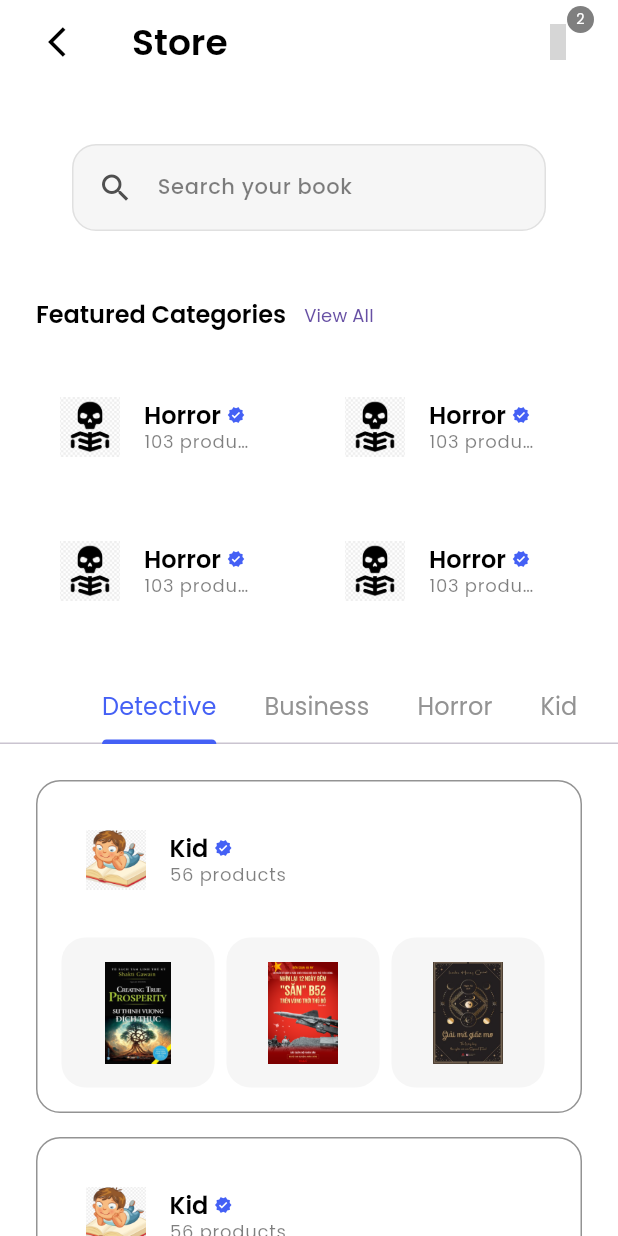
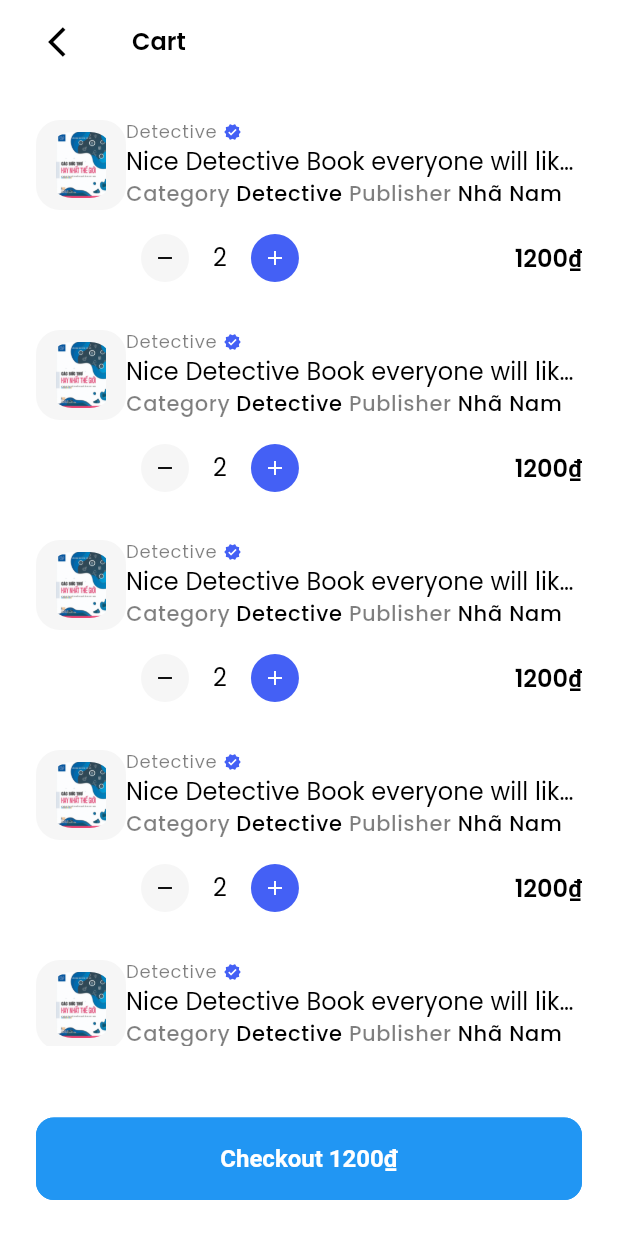
Before and after one commit to DucAnhSad/Project4_NgotBand_QuaDat, a Flutter app: the StoreScreen screen opened directly, after a tap on an icon or button, on a phone screen of 412 x 824 dp. Run offline on Flutter 3.47's test engine with Material 3 defaults, Android fonts, the phone set to English and light mode, and no system bars; our stand-ins replace carousel_slider, flutter_rating_bar, get, get_storage, iconsax_flutter, logger and 1 more; accounts and stored records are empty; grey boxes are pictures that could not be loaded.

Commit message:
add shopping cart screen

```diff
--- /dev/null
+++ b/lib/common/widgets/products/cart/add_remove_button.dart
@@ -0,0 +1,41 @@
+import 'package:flutter/material.dart';
+
+import '../../../../utils/constants/colors.dart';
+import '../../../../utils/constants/sizes.dart';
+import '../../../../utils/helpers/helper_functions.dart';
+import '../../icons/circular_icon.dart';
+
+class ProductQuantityWithAddRemoveButton extends StatelessWidget {
+  const ProductQuantityWithAddRemoveButton({
+    super.key,
+  });
+
+  @override
+  Widget build(BuildContext context) {
+    return Row(
+      mainAxisSize: MainAxisSize.min,
+      children: [
+        MyCircularIcon(
+          icon: Icons.remove,
+          width: 32,
+          height: 32,
+          size: MySizes.md,
+          color: MyHelperFunctions.isDarkMode(context) ? Colors.white : Colors.black,
+          backgroundColor: MyHelperFunctions.isDarkMode(context)? MyColors.darkerGrey : MyColors.light,
+        ),
+        const SizedBox(width: MySizes.spaceBtwItems,),
+        Text('2', style: Theme.of(context).textTheme.titleSmall,),
+        const SizedBox(width: MySizes.spaceBtwItems,),
+
+        const MyCircularIcon(
+          icon: Icons.add,
+          width: 32,
+          height: 32,
+          size: MySizes.md,
+          color: Colors.white,
+          backgroundColor: MyColors.primary,
+        ),
+      ],
+    );
+  }
+}
--- /dev/null
+++ b/lib/common/widgets/products/cart/cart_item.dart
@@ -0,0 +1,52 @@
+import 'package:flutter/material.dart';
+
+import '../../../../utils/constants/image_strings.dart';
+import '../../../../utils/constants/sizes.dart';
+import '../../images/rounded_image.dart';
+import '../../texts/brand_title_text_with_verified_icon.dart';
+import '../../texts/product_title_text.dart';
+
+class MyCartItem extends StatelessWidget {
+  const MyCartItem({
+    super.key,
+  });
+
+  @override
+  Widget build(BuildContext context) {
+    return Row(
+      /// Image
+      children: [
+        const MyRoundedImage(
+          imageUrl: MyImages.book6,
+          width: 60,
+          height: 60,
+          padding: EdgeInsets.all(MySizes.sm),
+        ),
+        const SizedBox(height: MySizes.spaceBtwSections,),
+
+        /// Title, Price & Size
+        Expanded(
+          child: Column(
+            mainAxisSize: MainAxisSize.min,
+            crossAxisAlignment: CrossAxisAlignment.start,
+            children: [
+              const BrandTitleTextWithVerifiedIcon(title: 'Detective'),
+              const Flexible(child: MyProductTitleText(title: 'Nice Detective Book everyone will like it and so am I', maxLines: 1,)),
+              /// Attributes
+              Text.rich(
+                TextSpan(
+                  children: [
+                    TextSpan(text: 'Category ', style: Theme.of(context).textTheme.bodySmall),
+                    TextSpan(text: 'Detective ', style: Theme.of(context).textTheme.bodyLarge),
+                    TextSpan(text: 'Publisher ', style: Theme.of(context).textTheme.bodySmall),
+                    TextSpan(text: 'Nhã Nam', style: Theme.of(context).textTheme.bodyLarge),
+                  ],
+                ),
+              ),
+            ],
+          ),
+        )
+      ],
+    );
+  }
+}
--- a/lib/common/widgets/products/cart/cart_menu_icon.dart
+++ b/lib/common/widgets/products/cart/cart_menu_icon.dart
@@ -1,5 +1,7 @@
 import 'package:flutter/material.dart';
+import 'package:get/get.dart';
 import 'package:iconsax_flutter/iconsax_flutter.dart';
+import 'package:project4_ngotband_quadat/features/shop/screens/cart/cart.dart';
 import 'package:project4_ngotband_quadat/utils/constants/colors.dart';
 
 
@@ -17,7 +19,7 @@ class MyCartCounterIcon extends StatelessWidget {
   Widget build(BuildContext context) {
     return Stack(
       children: [
-        IconButton(onPressed: onPressed, icon: Icon(Iconsax.shopping_bag, color: iconColor)),
+        IconButton(onPressed: () => Get.to(() => const CartScreen()), icon: Icon(Iconsax.shopping_bag, color: iconColor)),
         Positioned(
           right: 0,
           child: Container(
--- /dev/null
+++ b/lib/features/shop/screens/cart/cart.dart
@@ -0,0 +1,53 @@
+import 'package:flutter/material.dart';
+import 'package:project4_ngotband_quadat/common/widgets/appbar/appbar.dart';
+import 'package:project4_ngotband_quadat/common/widgets/texts/product_price_text.dart';
+import 'package:project4_ngotband_quadat/utils/constants/sizes.dart';
+
+import '../../../../common/widgets/products/cart/add_remove_button.dart';
+import '../../../../common/widgets/products/cart/cart_item.dart';
+
+class CartScreen extends StatelessWidget {
+  const CartScreen({super.key});
+
+  @override
+  Widget build(BuildContext context) {
+    return Scaffold(
+      appBar: MyAppBar(
+        showBackArrow: true,
+        title: Text('Cart', style: Theme.of(context).textTheme.headlineSmall,),
+      ),
+      body: Padding(
+        padding: const EdgeInsets.all(MySizes.defaultSpace),
+        child: ListView.separated(
+          shrinkWrap: true,
+          separatorBuilder: (_, __) => const SizedBox(height: MySizes.spaceBtwSections,),
+          itemCount: 10,
+          itemBuilder: (_, index) => const Column(
+            children: [
+              MyCartItem(),
+              SizedBox(height: MySizes.spaceBtwItems,),
+
+              Row(
+                mainAxisAlignment: MainAxisAlignment.spaceBetween,
+                children: [
+                  Row(
+                    children: [
+                      SizedBox(width: 70,),
+                      /// Add Remove Button
+                      ProductQuantityWithAddRemoveButton(),
+                    ],
+                  ),
+                  MyProductPriceText(price: '1200'),
+                ],
+              ),
+            ],
+          ),
+        ),
+      ),
+      bottomNavigationBar: Padding(
+        padding: const EdgeInsets.all(MySizes.defaultSpace),
+        child: ElevatedButton(onPressed: (){}, child: const Text('Checkout 1200₫'),),
+      ),
+    );
+  }
+}
```
